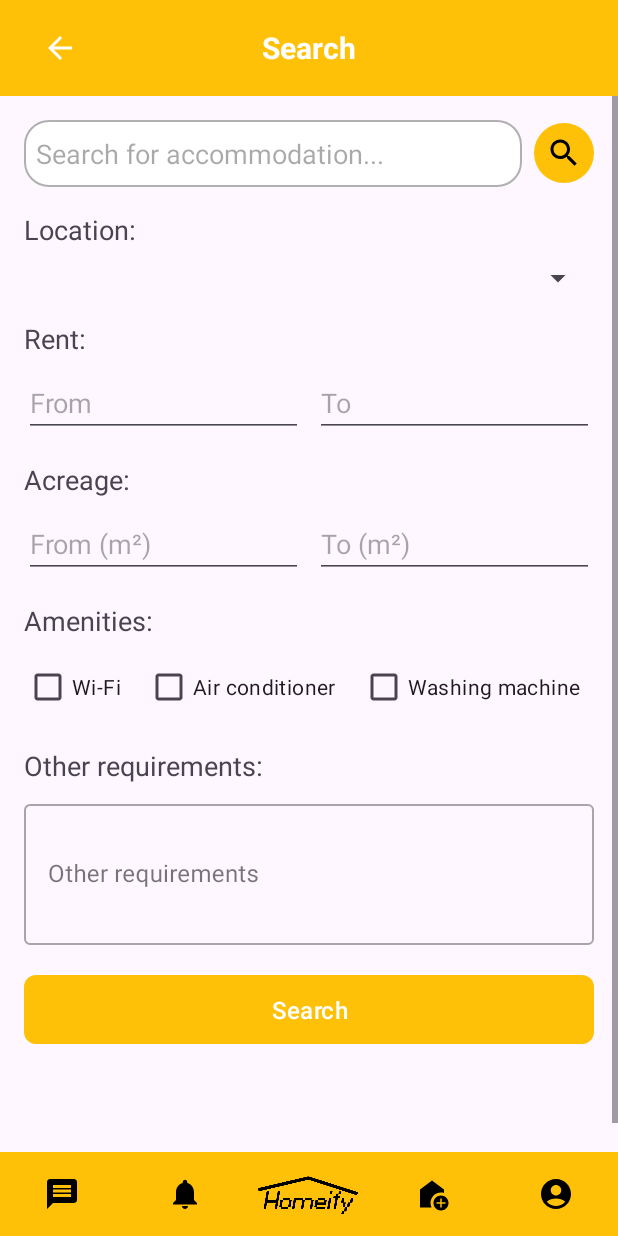
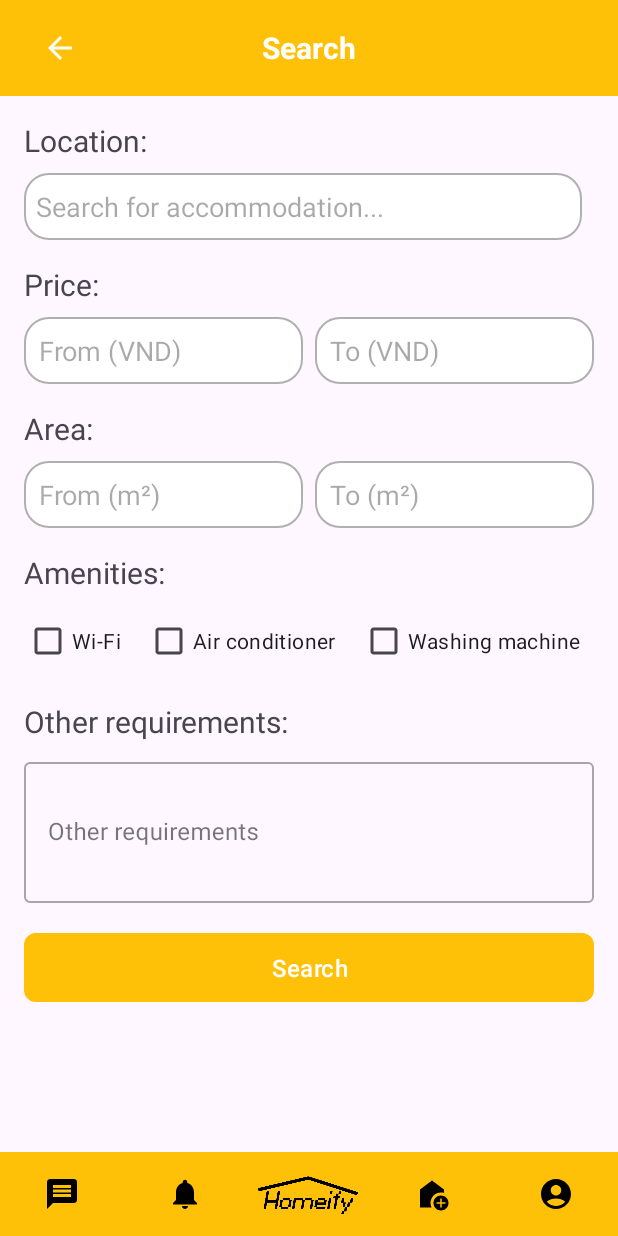
Before and after one commit to pkucpkam/homeify-mobile-app, an Android app: the layout activity_search_room.xml on its own in the app's theme, with its tools: preview values and no code run, on a phone screen of 412 x 824 dp. Run offline under Robolectric (Android 15) with nearby library versions, the phone set to English and light mode, and no system bars.

Commit message:
search room

```diff
--- a/homeify/app/src/main/res/layout/activity_search_room.xml
+++ b/homeify/app/src/main/res/layout/activity_search_room.xml
@@ -48,6 +48,13 @@
             android:orientation="vertical"
             android:padding="16dp">
 
+            <TextView
+                android:layout_width="match_parent"
+                android:layout_height="wrap_content"
+                android:text="Location:"
+                android:textSize="20sp"
+                android:layout_marginBottom="8dp"/>
+
             <!-- Trường nhập tìm kiếm và biểu tượng kính lúp -->
             <LinearLayout
                 android:layout_width="match_parent"
@@ -58,7 +65,7 @@
 
                 <!-- Trường nhập tìm kiếm -->
                 <EditText
-                    android:id="@+id/etSearch"
+                    android:id="@+id/etLocation"
                     android:layout_width="0dp"
                     android:layout_height="wrap_content"
                     android:layout_weight="1"
@@ -70,38 +77,15 @@
                     android:padding="10dp"
                     android:layout_marginEnd="8dp"
                     android:background="@drawable/search_edittext_background"/>
-
-                <!-- Nút tìm kiếm (kính lúp) -->
-                <ImageView
-                    android:id="@+id/btnSearchIcon"
-                    android:layout_width="40dp"
-                    android:layout_height="40dp"
-                    android:src="@drawable/ic_search"
-                    android:contentDescription="Search"
-                    android:padding="8dp"
-                    android:background="@drawable/circular_button_background"/>
             </LinearLayout>
-
-            <!-- Các trường và bộ lọc khác -->
-            <TextView
-                android:layout_width="match_parent"
-                android:layout_height="wrap_content"
-                android:text="Location:"
-                android:textSize="18sp"
-                android:layout_marginBottom="8dp"/>
-            <Spinner
-                android:id="@+id/spinnerLocation"
-                android:layout_width="match_parent"
-                android:layout_height="wrap_content"
-                android:textSize="20sp"
-                android:layout_marginBottom="16dp"/>
 
             <TextView
                 android:layout_width="match_parent"
                 android:layout_height="wrap_content"
-                android:text="Rent:"
-                android:textSize="18sp"
+                android:text="Price:"
+                android:textSize="20sp"
                 android:layout_marginBottom="8dp"/>
+
             <LinearLayout
                 android:layout_width="match_parent"
                 android:layout_height="wrap_content"
@@ -112,8 +96,10 @@
                     android:layout_width="0dp"
                     android:layout_height="wrap_content"
                     android:layout_weight="1"
-                    android:hint="From"
+                    android:hint="From (VND)"
                     android:textSize="18sp"
+                    android:padding="10dp"
+                    android:background="@drawable/search_edittext_background"
                     android:inputType="numberDecimal"
                     android:layout_marginEnd="8dp"/>
                 <EditText
@@ -121,7 +107,9 @@
                     android:layout_width="0dp"
                     android:layout_height="wrap_content"
                     android:layout_weight="1"
-                    android:hint="To"
+                    android:hint="To (VND)"
+                    android:padding="10dp"
+                    android:background="@drawable/search_edittext_background"
                     android:textSize="18sp"
                     android:inputType="numberDecimal"/>
             </LinearLayout>
@@ -129,8 +117,8 @@
             <TextView
                 android:layout_width="match_parent"
                 android:layout_height="wrap_content"
-                android:text="Acreage:"
-                android:textSize="18sp"
+                android:text="Area:"
+                android:textSize="20sp"
                 android:layout_marginBottom="8dp"/>
             <LinearLayout
                 android:layout_width="match_parent"
@@ -143,6 +131,8 @@
                     android:layout_height="wrap_content"
                     android:layout_weight="1"
                     android:hint="From (m²)"
+                    android:padding="10dp"
+                    android:background="@drawable/search_edittext_background"
                     android:textSize="18sp"
                     android:inputType="numberDecimal"
                     android:layout_marginEnd="8dp"/>
@@ -152,6 +142,8 @@
                     android:layout_height="wrap_content"
                     android:layout_weight="1"
                     android:hint="To (m²)"
+                    android:padding="10dp"
+                    android:background="@drawable/search_edittext_background"
                     android:textSize="18sp"
                     android:inputType="numberDecimal"/>
             </LinearLayout>
@@ -160,7 +152,7 @@
                 android:layout_width="match_parent"
                 android:layout_height="wrap_content"
                 android:text="Amenities:"
-                android:textSize="18sp"
+                android:textSize="20sp"
                 android:layout_marginBottom="8dp"/>
             <LinearLayout
                 android:layout_width="match_parent"
@@ -190,7 +182,7 @@
                 android:layout_width="match_parent"
                 android:layout_height="wrap_content"
                 android:text="Other requirements:"
-                android:textSize="18sp"
+                android:textSize="20sp"
                 android:layout_marginBottom="8dp"/>
             <!-- Other Requirements -->
             <com.google.android.material.textfield.TextInputLayout
```
Also changed, not shown: homeify/app/src/main/java/com/app/homiefy/MainActivity.java (+29 -19 lines), homeify/app/src/main/java/com/app/homiefy/SearchRoom.java (+206 -36 lines), homeify/app/src/main/java/com/app/homiefy/room/Room.java (+16 -0 lines), homeify/app/src/main/java/com/app/homiefy/room/RoomAdapter.java (+24 -5 lines).
